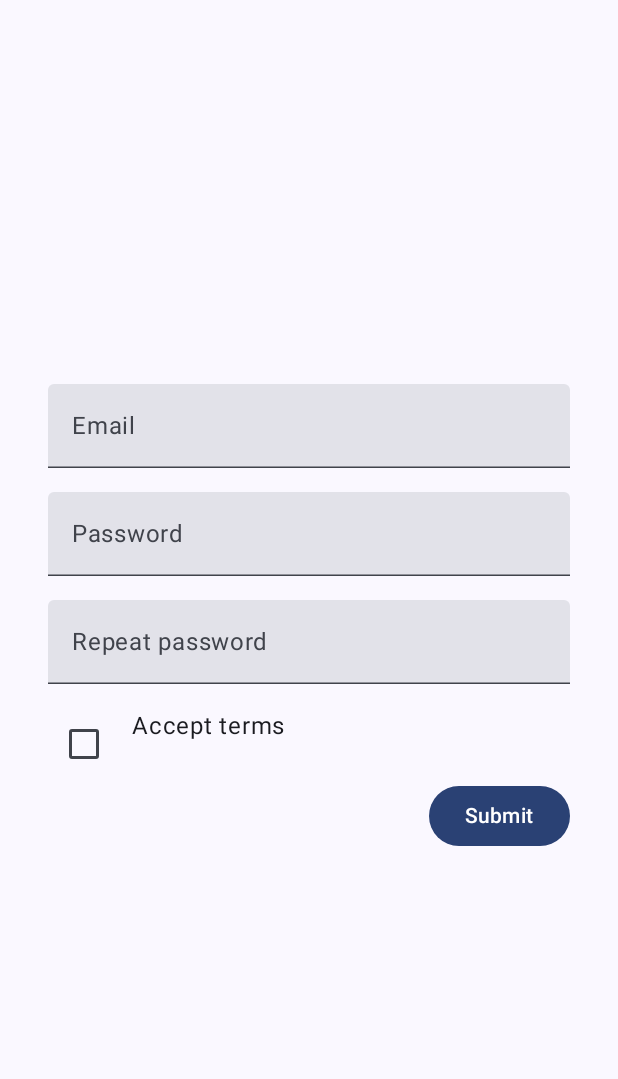
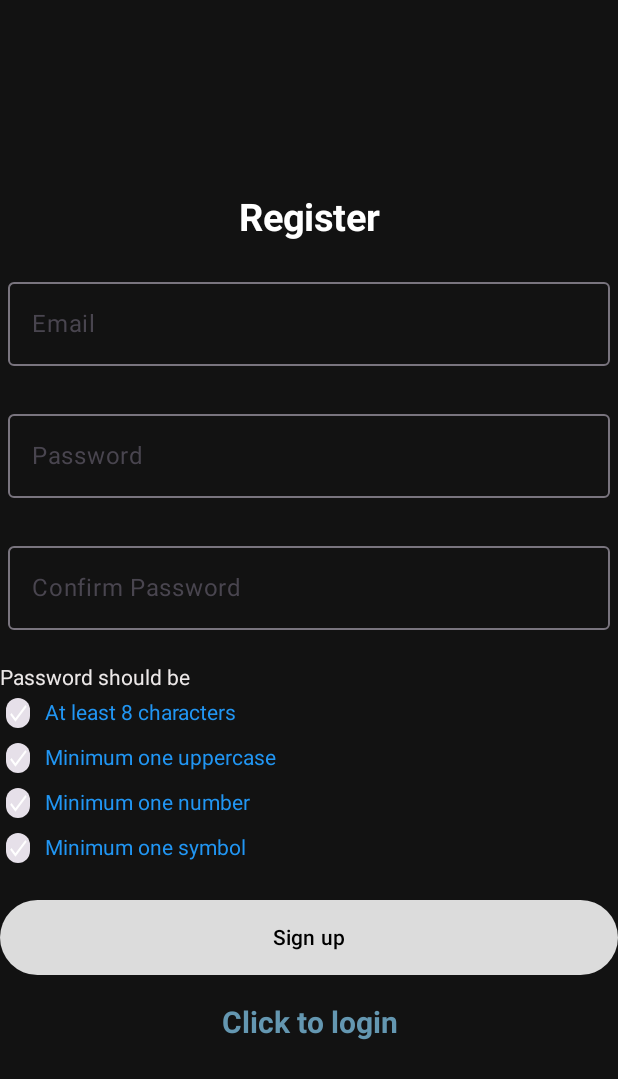
Before and after one commit to OctavianOcti/Bfit_Compose, an Android app built with Jetpack Compose: the screen it shows after launch (MainActivity), on a phone screen of 412 x 824 dp. Shown: the top 1079 px of the screen. Run offline under Robolectric (Android 15) with nearby library versions, the phone set to English and light mode, and no system bars.

Commit message:
Added RegisterViewmodel

```diff
--- a/app/src/main/AndroidManifest.xml
+++ b/app/src/main/AndroidManifest.xml
@@ -13,7 +13,7 @@
         android:theme="@style/Theme.Bfit"
         tools:targetApi="31">
         <activity
-            android:name=".authvalidation.presentation.MainActivity"
+            android:name=".authentication.presentation.MainActivity"
             android:exported="true"
             android:label="@string/app_name"
             android:theme="@style/Theme.Bfit">
--- /dev/null
+++ b/app/src/main/java/com/example/bfit/authentication/data/AndroidEmailPatternValidator.kt
@@ -0,0 +1,10 @@
+package com.example.bfit.authentication.data
+
+import android.util.Patterns
+import com.example.bfit.authentication.domain.EmailPatternValidator
+
+class AndroidEmailPatternValidator : EmailPatternValidator {
+    override fun isValidEmail(email: String): Boolean {
+        return Patterns.EMAIL_ADDRESS.matcher(email).matches()
+    }
+}
--- /dev/null
+++ b/app/src/main/java/com/example/bfit/authentication/domain/EmailPatternValidator.kt
@@ -0,0 +1,7 @@
+package com.example.bfit.authentication.domain
+
+interface EmailPatternValidator {
+
+    fun isValidEmail(email : String): Boolean
+
+}
--- a/app/src/main/java/com/example/bfit/authvalidation/domain/ValidateEmail.kt
+++ b/app/src/main/java/com/example/bfit/authentication/domain/ValidateEmail.kt
@@ -1,9 +1,8 @@
-package com.example.bfit.authvalidation.domain
+package com.example.bfit.authentication.domain
 
-import android.util.Patterns
-
-class ValidateEmail {
-
+class ValidateEmail(
+    private val validator : EmailPatternValidator
+) {
     fun execute(email: String): ValidationResult {
         if(email.isBlank()) {
             return ValidationResult(
@@ -11,7 +10,7 @@ class ValidateEmail {
                 errorMessage = "The email can't be blank"
             )
         }
-        if(!Patterns.EMAIL_ADDRESS.matcher(email).matches()) {
+        if(!validator.isValidEmail(email)) {
             return ValidationResult(
                 successful = false,
                 errorMessage = "That's not a valid email"
--- a/app/src/main/java/com/example/bfit/authvalidation/domain/ValidatePassword.kt
+++ b/app/src/main/java/com/example/bfit/authentication/domain/ValidatePassword.kt
@@ -1,4 +1,4 @@
-package com.example.bfit.authvalidation.domain
+package com.example.bfit.authentication.domain
 
 class ValidatePassword {
 
--- a/app/src/main/java/com/example/bfit/authvalidation/domain/ValidateRepeatedPassword.kt
+++ b/app/src/main/java/com/example/bfit/authentication/domain/ValidateRepeatedPassword.kt
@@ -1,4 +1,4 @@
-package com.example.bfit.authvalidation.domain
+package com.example.bfit.authentication.domain
 
 class ValidateRepeatedPassword {
 
--- a/app/src/main/java/com/example/bfit/authvalidation/domain/ValidateTerms.kt
+++ b/app/src/main/java/com/example/bfit/authentication/domain/ValidateTerms.kt
@@ -1,4 +1,4 @@
-package com.example.bfit.authvalidation.domain
+package com.example.bfit.authentication.domain
 class ValidateTerms {
 
     fun execute(acceptedTerms: Boolean): ValidationResult {
--- a/app/src/main/java/com/example/bfit/authvalidation/domain/ValidationResult.kt
+++ b/app/src/main/java/com/example/bfit/authentication/domain/ValidationResult.kt
@@ -1,4 +1,4 @@
-package com.example.bfit.authvalidation.domain
+package com.example.bfit.authentication.domain
 
 data class ValidationResult(
     val successful: Boolean,
--- /dev/null
+++ b/app/src/main/java/com/example/bfit/authentication/presentation/MainActivity.kt
@@ -0,0 +1,172 @@
+package com.example.bfit.authentication.presentation
+
+
+import android.os.Bundle
+import android.widget.Toast
+import androidx.activity.ComponentActivity
+import androidx.activity.compose.setContent
+import androidx.compose.foundation.layout.Arrangement
+import androidx.compose.foundation.layout.Column
+import androidx.compose.foundation.layout.Row
+import androidx.compose.foundation.layout.Spacer
+import androidx.compose.foundation.layout.fillMaxSize
+import androidx.compose.foundation.layout.fillMaxWidth
+import androidx.compose.foundation.layout.height
+import androidx.compose.foundation.layout.padding
+import androidx.compose.foundation.layout.width
+import androidx.compose.foundation.text.KeyboardOptions
+import androidx.compose.material3.Button
+import androidx.compose.material3.Checkbox
+import androidx.compose.material3.Surface
+import androidx.compose.material3.Text
+import androidx.compose.material3.TextField
+import androidx.compose.runtime.LaunchedEffect
+import androidx.compose.ui.Alignment
+import androidx.compose.ui.Modifier
+import androidx.compose.ui.graphics.Color
+import androidx.compose.ui.platform.LocalContext
+import androidx.compose.ui.text.input.KeyboardType
+import androidx.compose.ui.text.input.PasswordVisualTransformation
+import androidx.compose.ui.unit.dp
+import androidx.lifecycle.viewmodel.compose.viewModel
+import com.example.bfit.authentication.presentation.register.RegisterScreen
+import com.example.bfit.ui.theme.BfitTheme
+
+
+class MainActivity : ComponentActivity() {
+    override fun onCreate(savedInstanceState: Bundle?) {
+        super.onCreate(savedInstanceState)
+        setContent {
+//            BfitTheme {
+//                // A surface container using the 'background' color from the theme
+//                Surface(
+//                    modifier = Modifier.fillMaxSize(),
+//                ) {
+//                    val viewModel = viewModel<MainViewModel>()
+//                    val state = viewModel.state
+//                    val context = LocalContext.current
+//                    LaunchedEffect(key1 = context) {
+//                        viewModel.validationEvents.collect { event ->
+//                            when (event) {
+//                                is MainViewModel.ValidationEvent.Success -> {
+//                                    Toast.makeText(
+//                                        context,
+//                                        "Registration successful",
+//                                        Toast.LENGTH_LONG
+//                                    ).show()
+//                                }
+//                            }
+//                        }
+//                    }
+//                    Column(
+//                        modifier = Modifier
+//                            .fillMaxSize()
+//                            .padding(32.dp),
+//                        verticalArrangement = Arrangement.Center
+//                    ) {
+//                        TextField(
+//                            value = state.email,
+//                            onValueChange = {
+//                                viewModel.onEvent(RegistrationFormEvent.EmailChanged(it))
+//                            },
+//                            isError = state.emailError != null,
+//                            modifier = Modifier.fillMaxWidth(),
+//                            placeholder = {
+//                                Text(text = "Email")
+//                            },
+//                            keyboardOptions = KeyboardOptions(
+//                                keyboardType = KeyboardType.Email
+//                            )
+//                        )
+//                        if (state.emailError != null) {
+//                            Text(
+//                                text = state.emailError,
+//                                color = Color.Red,
+//                                modifier = Modifier.align(Alignment.End)
+//                            )
+//                        }
+//                        Spacer(modifier = Modifier.height(16.dp))
+//
+//                        TextField(
+//                            value = state.password,
+//                            onValueChange = {
+//                                viewModel.onEvent(RegistrationFormEvent.PasswordChanged(it))
+//                            },
+//                            isError = state.passwordError != null,
+//                            modifier = Modifier.fillMaxWidth(),
+//                            placeholder = {
+//                                Text(text = "Password")
+//                            },
+//                            keyboardOptions = KeyboardOptions(
+//                                keyboardType = KeyboardType.Password
+//                            ),
+//                            visualTransformation = PasswordVisualTransformation()
+//                        )
+//                        if (state.passwordError != null) {
+//                            Text(
+//                                text = state.passwordError,
+//                                color = Color.Blue,
+//                                modifier = Modifier.align(Alignment.End)
+//                            )
+//                        }
+//                        Spacer(modifier = Modifier.height(16.dp))
+//
+//                        TextField(
+//                            value = state.repeatedPassword,
+//                            onValueChange = {
+//                                viewModel.onEvent(RegistrationFormEvent.RepeatedPasswordChanged(it))
+//                            },
+//                            isError = state.repeatedPasswordError != null,
+//                            modifier = Modifier.fillMaxWidth(),
+//                            placeholder = {
+//                                Text(text = "Repeat password")
+//                            },
+//                            keyboardOptions = KeyboardOptions(
+//                                keyboardType = KeyboardType.Password
+//                            ),
+//                            visualTransformation = PasswordVisualTransformation()
+//                        )
+//                        if (state.repeatedPasswordError != null) {
+//                            Text(
+//                                text = state.repeatedPasswordError,
+//                                color = Color.Cyan,
+//                                modifier = Modifier.align(Alignment.End)
+//                            )
+//                        }
+//                        Spacer(modifier = Modifier.height(16.dp))
+//
+//                        Row(
+//                            modifier = Modifier.fillMaxWidth()
+//                        ) {
+//                            Checkbox(
+//                                checked = state.acceptedTerms,
+//                                onCheckedChange = {
+//                                    viewModel.onEvent(RegistrationFormEvent.AcceptTerms(it))
+//                                }
+//                            )
+//                            Spacer(modifier = Modifier.width(8.dp))
+//                            Text(text = "Accept terms")
+//                        }
+//                        if (state.termsError != null) {
+//                            Text(
+//                                text = state.termsError,
+//                                color = Color.Green
+//                            )
+//                        }
+//
+//                        Button(
+//                            onClick = {
+//                                viewModel.onEvent(RegistrationFormEvent.Submit)
+//                            },
+//                            modifier = Modifier.align(Alignment.End)
+//                        ) {
+//                            Text(text = "Submit")
+//                        }
+//                    }
+//                }
+//            }
+
+            RegisterScreen()
+        }
+    }
+}
--- a/app/src/main/java/com/example/bfit/authvalidation/presentation/RegistrationFormEvent.kt
+++ b/app/src/main/java/com/example/bfit/authentication/presentation/RegistrationFormEvent.kt
@@ -1,4 +1,4 @@
-package com.example.bfit.authvalidation.presentation
+package com.example.bfit.authentication.presentation
 
 sealed class RegistrationFormEvent {
     data class EmailChanged(val email: String) : RegistrationFormEvent()
--- a/app/src/main/java/com/example/bfit/authvalidation/presentation/RegistrationFormState.kt
+++ b/app/src/main/java/com/example/bfit/authentication/presentation/RegistrationFormState.kt
@@ -1,4 +1,4 @@
-package com.example.bfit.authvalidation.presentation
+package com.example.bfit.authentication.presentation
 
 data class RegistrationFormState(
     val email: String = "",
--- a/app/src/main/java/com/example/bfit/authvalidation/presentation/login/LoginScreen.kt
+++ b/app/src/main/java/com/example/bfit/authentication/presentation/login/LoginScreen.kt
@@ -1,4 +1,4 @@
-package com.example.bfit.authvalidation.presentation.login
+package com.example.bfit.authentication.presentation.login
 
 import androidx.compose.foundation.background
 import androidx.compose.foundation.layout.*
--- a/app/src/main/java/com/example/bfit/authvalidation/presentation/MainViewModel.kt
+++ b/app/src/main/java/com/example/bfit/authentication/presentation/register/RegisterViewModel.kt
@@ -1,21 +1,24 @@
-package com.example.bfit.authvalidation.presentation
+package com.example.bfit.authentication.presentation.register
 
 import androidx.compose.runtime.getValue
 import androidx.compose.runtime.mutableStateOf
 import androidx.compose.runtime.setValue
 import androidx.lifecycle.ViewModel
 import androidx.lifecycle.viewModelScope
-import com.example.bfit.authvalidation.domain.ValidateEmail
-import com.example.bfit.authvalidation.domain.ValidatePassword
-import com.example.bfit.authvalidation.domain.ValidateRepeatedPassword
-import com.example.bfit.authvalidation.domain.ValidateTerms
+import com.example.bfit.authentication.data.AndroidEmailPatternValidator
+import com.example.bfit.authentication.domain.ValidateEmail
+import com.example.bfit.authentication.domain.ValidatePassword
+import com.example.bfit.authentication.domain.ValidateRepeatedPassword
+import com.example.bfit.authentication.domain.ValidateTerms
+import com.example.bfit.authentication.presentation.RegistrationFormEvent
+import com.example.bfit.authentication.presentation.RegistrationFormState
 
 import kotlinx.coroutines.channels.Channel
 import kotlinx.coroutines.flow.receiveAsFlow
 import kotlinx.coroutines.launch
 
-class MainViewModel(
-    private val validateEmail: ValidateEmail = ValidateEmail(),
+class RegisterViewModel(
+    private val validateEmail: ValidateEmail = ValidateEmail(AndroidEmailPatternValidator()),
     private val validatePassword: ValidatePassword = ValidatePassword(),
     private val validateRepeatedPassword: ValidateRepeatedPassword = ValidateRepeatedPassword(),
     private val validateTerms: ValidateTerms = ValidateTerms()
--- a/app/src/main/java/com/example/bfit/authvalidation/presentation/MainActivity.kt
+++ /dev/null
@@ -1,171 +0,0 @@
-package com.example.bfit.authvalidation.presentation
-
-
-import android.os.Bundle
-import android.widget.Toast
-import androidx.activity.ComponentActivity
-import androidx.activity.compose.setContent
-import androidx.compose.foundation.layout.Arrangement
-import androidx.compose.foundation.layout.Column
-import androidx.compose.foundation.layout.Row
-import androidx.compose.foundation.layout.Spacer
-import androidx.compose.foundation.layout.fillMaxSize
-import androidx.compose.foundation.layout.fillMaxWidth
-import androidx.compose.foundation.layout.height
-import androidx.compose.foundation.layout.padding
-import androidx.compose.foundation.layout.width
-import androidx.compose.foundation.text.KeyboardOptions
-import androidx.compose.material3.Button
-import androidx.compose.material3.Checkbox
-import androidx.compose.material3.MaterialTheme
-import androidx.compose.material3.Surface
-import androidx.compose.material3.Text
-import androidx.compose.material3.TextField
-import androidx.compose.runtime.LaunchedEffect
-import androidx.compose.ui.Alignment
-import androidx.compose.ui.Modifier
-import androidx.compose.ui.graphics.Color
-import androidx.compose.ui.platform.LocalContext
-import androidx.compose.ui.text.input.KeyboardType
-import androidx.compose.ui.text.input.PasswordVisualTransformation
-import androidx.compose.ui.unit.dp
-import androidx.lifecycle.viewmodel.compose.viewModel
-import com.example.bfit.ui.theme.BfitTheme
-
-
-
-class MainActivity : ComponentActivity() {
-    override fun onCreate(savedInstanceState: Bundle?) {
-        super.onCreate(savedInstanceState)
-        setContent {
-            BfitTheme {
-                // A surface container using the 'background' color from the theme
-                Surface(
-                    modifier = Modifier.fillMaxSize(),
-                ) {
-                    val viewModel = viewModel<MainViewModel>()
-                    val state = viewModel.state
-                    val context = LocalContext.current
-                    LaunchedEffect(key1 = context) {
-                        viewModel.validationEvents.collect { event ->
-                            when (event) {
-                                is MainViewModel.ValidationEvent.Success -> {
-                                    Toast.makeText(
-                                        context,
-                                        "Registration successful",
-                                        Toast.LENGTH_LONG
-                                    ).show()
-                                }
-                            }
-                        }
-                    }
-                    Column(
-                        modifier = Modifier
-                            .fillMaxSize()
-                            .padding(32.dp),
-                        verticalArrangement = Arrangement.Center
-                    ) {
-                        TextField(
-                            value = state.email,
-                            onValueChange = {
-                                viewModel.onEvent(RegistrationFormEvent.EmailChanged(it))
-                            },
-                            isError = state.emailError != null,
-                            modifier = Modifier.fillMaxWidth(),
-                            placeholder = {
-                                Text(text = "Email")
-                            },
-                            keyboardOptions = KeyboardOptions(
-                                keyboardType = KeyboardType.Email
-                            )
-                        )
-                        if (state.emailError != null) {
-                            Text(
-                                text = state.emailError,
-                                color = Color.Red,
-                                modifier = Modifier.align(Alignment.End)
-                            )
-                        }
-                        Spacer(modifier = Modifier.height(16.dp))
-
-                        TextField(
-                            value = state.password,
-                            onValueChange = {
-                                viewModel.onEvent(RegistrationFormEvent.PasswordChanged(it))
-                            },
-                            isError = state.passwordError != null,
-                            modifier = Modifier.fillMaxWidth(),
-                            placeholder = {
-                                Text(text = "Password")
-                            },
-                            keyboardOptions = KeyboardOptions(
-                                keyboardType = KeyboardType.Password
-                            ),
-                            visualTransformation = PasswordVisualTransformation()
-                        )
-                        if (state.passwordError != null) {
-                            Text(
-                                text = state.passwordError,
-                                color = Color.Blue,
-                                modifier = Modifier.align(Alignment.End)
-                            )
-                        }
-                        Spacer(modifier = Modifier.height(16.dp))
-
-                        TextField(
-                            value = state.repeatedPassword,
-                            onValueChange = {
-                                viewModel.onEvent(RegistrationFormEvent.RepeatedPasswordChanged(it))
-                            },
-                            isError = state.repeatedPasswordError != null,
-                            modifier = Modifier.fillMaxWidth(),
-                            placeholder = {
-                                Text(text = "Repeat password")
-                            },
-                            keyboardOptions = KeyboardOptions(
-                                keyboardType = KeyboardType.Password
-                            ),
-                            visualTransformation = PasswordVisualTransformation()
-                        )
-                        if (state.repeatedPasswordError != null) {
-                            Text(
-                                text = state.repeatedPasswordError,
-                                color = Color.Cyan,
-                                modifier = Modifier.align(Alignment.End)
-                            )
-                        }
-                        Spacer(modifier = Modifier.height(16.dp))
-
-                        Row(
-                            modifier = Modifier.fillMaxWidth()
-                        ) {
-                            Checkbox(
-                                checked = state.acceptedTerms,
-                                onCheckedChange = {
-                                    viewModel.onEvent(RegistrationFormEvent.AcceptTerms(it))
-                                }
-                            )
-                            Spacer(modifier = Modifier.width(8.dp))
-                            Text(text = "Accept terms")
-                        }
-                        if (state.termsError != null) {
-                            Text(
-                                text = state.termsError,
-                                color = Color.Green
-                            )
-                        }
-
-                        Button(
-                            onClick = {
-                                viewModel.onEvent(RegistrationFormEvent.Submit)
-                            },
-                            modifier = Modifier.align(Alignment.End)
-                        ) {
-                            Text(text = "Submit")
-                        }
-                    }
-                }
-            }
-        }
-    }
-}
--- a/app/src/main/res/values/colors.xml
+++ b/app/src/main/res/values/colors.xml
@@ -31,6 +31,7 @@
     <color name="gradientLightBlue">#376DF6</color>
     <color name="gradientLightGreen">#21E8AC</color>
     <color name="green">#8BC34A</color>
+    <color name="gainsboro">#DCDCDC</color>
 
 
 
```
Also changed, not shown: app/src/main/java/com/example/bfit/authentication/presentation/MainViewModel.kt (added, +82 -0 lines), app/src/main/java/com/example/bfit/authentication/presentation/register/RegisterScreen.kt (renamed from app/src/main/java/com/example/bfit/authvalidation/presentation/registration/RegisterScreen.kt, +57 -32 lines).
